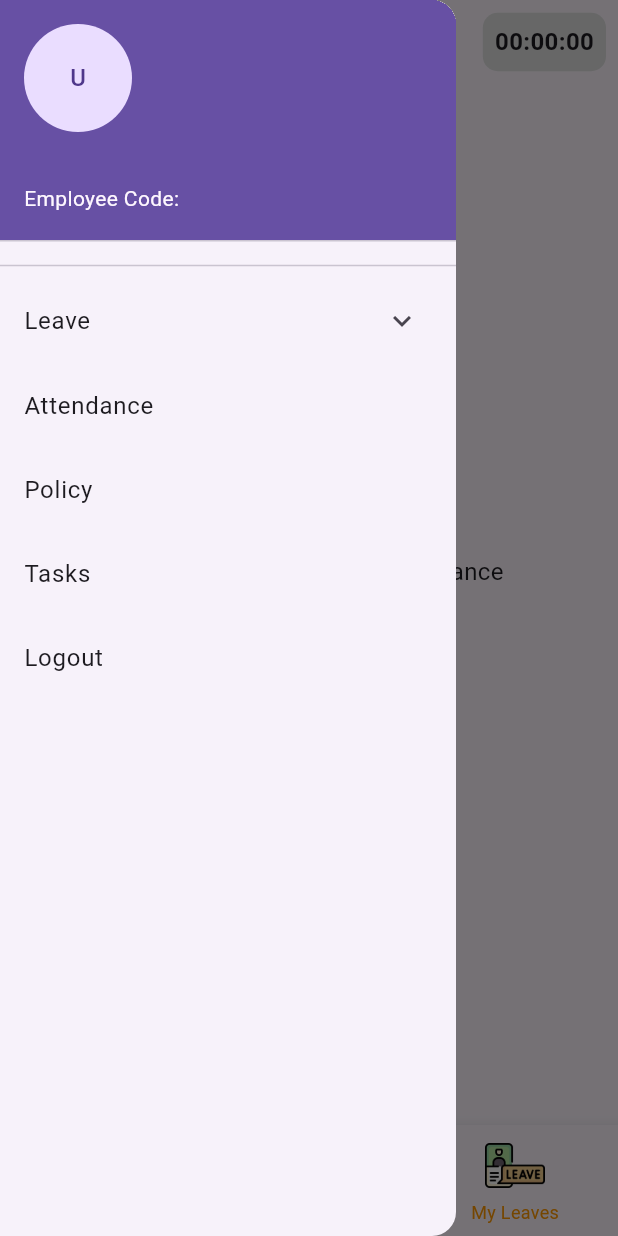
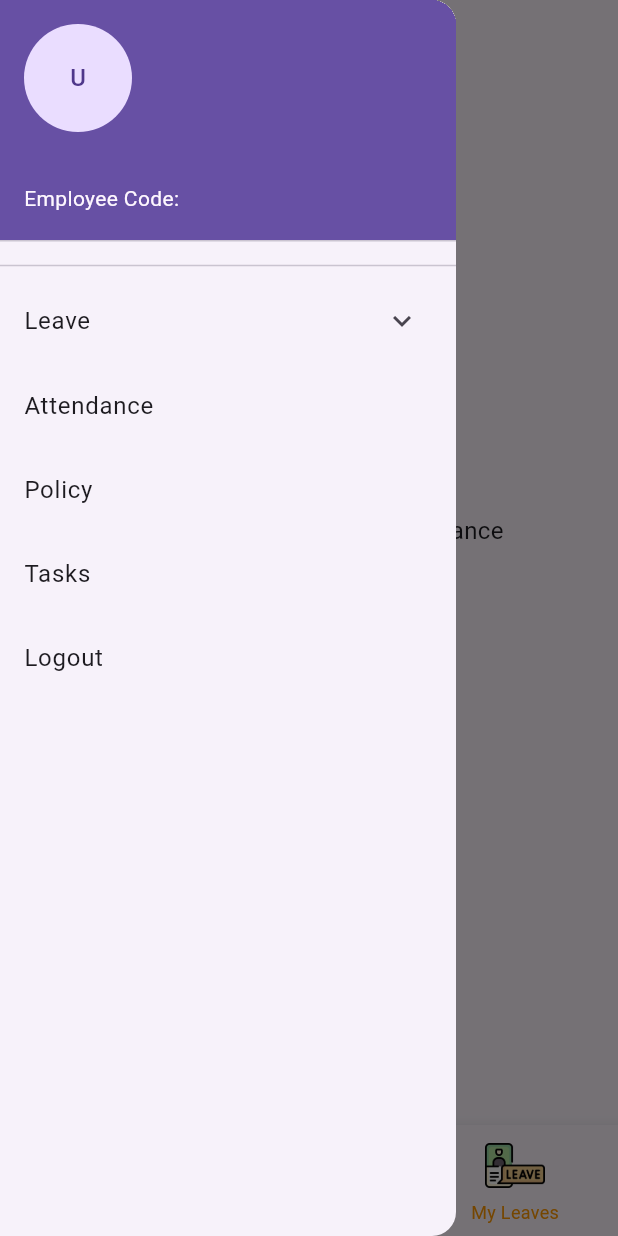
Before and after one commit to rohitsmart/attendance, a Flutter app: the DashboardScreen screen opened directly with empty values, in the side drawer, after a tap on the "menu" icon, on a phone screen of 412 x 824 dp. Run offline on Flutter 3.47's test engine with Material 3 defaults, Android fonts, the phone set to English and light mode, and no system bars; our stand-ins replace animated_text_kit, flutter_cache_manager, geolocator, loading_animation_widget, permission_handler, shared_preferences; missing offline and left inert: network_info_plus; accounts and stored records are empty; network calls fail.

Commit message:
updated dashboard screen and attendence
timer.dart

```diff
--- /dev/null
+++ b/lib/component/timer.dart
@@ -0,0 +1,52 @@
+import 'dart:async';
+
+import 'package:flutter/cupertino.dart';
+
+class TimerText extends StatefulWidget {
+  @override
+  _TimerTextState createState() => _TimerTextState();
+}
+
+class _TimerTextState extends State<TimerText> {
+  late Timer _timer;
+  late String _timerText;
+
+  @override
+  void initState() {
+    super.initState();
+    _timerText = '00:00:00';
+    _startTimer();
+  }
+
+  @override
+  void dispose() {
+    _timer.cancel();
+    super.dispose();
+  }
+
+  void _startTimer() {
+    _timer = Timer.periodic(const Duration(seconds: 1), (timer) {
+      setState(() {
+        _timerText = _formatDuration(Duration(seconds: timer.tick));
+      });
+    });
+  }
+
+  String _formatDuration(Duration duration) {
+    String twoDigits(int n) => n.toString().padLeft(2, '0');
+    String twoDigitMinutes = twoDigits(duration.inMinutes.remainder(60));
+    String twoDigitSeconds = twoDigits(duration.inSeconds.remainder(60));
+    return '${twoDigits(duration.inHours)}:$twoDigitMinutes:$twoDigitSeconds';
+  }
+
+  @override
+  Widget build(BuildContext context) {
+    return Text(
+      _timerText,
+      style: const TextStyle(
+        fontSize: 24,
+        fontWeight: FontWeight.bold,
+      ),
+    );
+  }
+}
--- a/lib/screen/dashboard_screen.dart
+++ b/lib/screen/dashboard_screen.dart
@@ -12,6 +12,7 @@ import 'package:intl/intl.dart';
 import 'package:loading_animation_widget/loading_animation_widget.dart';
 import 'package:network_info_plus/network_info_plus.dart';
 import 'package:shared_preferences/shared_preferences.dart';
+import '../component/timer.dart';
 import 'apply_leave_screen.dart';
 import 'leave_screen.dart';
 
@@ -25,68 +26,16 @@ class _DashboardScreenState extends State<DashboardScreen> {
   static const _attendanceIcon = AssetImage('lib/assets/attendance.png');
   static const _leavesIcon = AssetImage('lib/assets/leave.png');
   static const _punchIcon = AssetImage('lib/assets/TimeIn.png');
-
   late String _token;
-  late Timer _timer;
-  String _timerText = '00:00:00';
-  String _inTime = '';
 
   @override
   void initState() {
     super.initState();
     _token = widget.token;
-    _startClock();
-
-  }
-  void _startClock() async {
-    SharedPreferences prefs = await SharedPreferences.getInstance();
-    final DateTime now = DateTime.now();
-    final String todayDate = DateFormat('yyyy-MM-dd').format(now);
-    final String storedDate = prefs.getString('attendanceDate') ?? '';
-    if (storedDate == todayDate) {
-      _inTime = prefs.getString('todayInTime') ?? '';
-      print('Starting timer from $_inTime');
-    }
-    else{
-      _inTime = '00:00:00';
-    }
-
-    }
-
-  void _startTimer(Duration difference) {
-    _timer = Timer.periodic(const Duration(seconds: 1), (timer) {
-      setState(() {
-        _timerText = _formatDuration(difference + Duration(seconds: timer.tick));
-      });
-    });
-  }
-
-  String _formatDuration(Duration duration) {
-    String twoDigits(int n) => n.toString().padLeft(2, '0');
-    String twoDigitMinutes = twoDigits(duration.inMinutes.remainder(60));
-    String twoDigitSeconds = twoDigits(duration.inSeconds.remainder(60));
-    return '${twoDigits(duration.inHours)}:$twoDigitMinutes:$twoDigitSeconds';
   }
 
   bool isSameDay(DateTime d1, DateTime d2) {
     return d1.year == d2.year && d1.month == d2.month && d1.day == d2.day;
-  }
-
-  Widget _buildTimerWidget() {
-    return Container(
-      decoration: BoxDecoration(
-        color: Colors.grey[300],
-        borderRadius: BorderRadius.circular(10),
-      ),
-      padding: const EdgeInsets.all(8.0),
-      child: Text(
-        _timerText, // Display the actual timer value
-        style: const TextStyle(
-          fontSize: 16,
-          fontWeight: FontWeight.bold,
-        ),
-      ),
-    );
   }
 
   @override
@@ -94,12 +43,6 @@ class _DashboardScreenState extends State<DashboardScreen> {
     return Scaffold(
       appBar: AppBar(
         title: const Text('Dashboard'),
-        actions: [
-          Padding(
-            padding: const EdgeInsets.all(8.0),
-            child: _buildTimerWidget(), // Add the timer widget here
-          ),
-        ],
         leading: Builder(
           builder: (BuildContext context) {
             return IconButton(
@@ -143,7 +86,8 @@ class _DashboardScreenState extends State<DashboardScreen> {
                         onTap: () {
                           Navigator.push(
                             context,
-                            MaterialPageRoute(builder: (context) => MyLeavesScreen(_token)),
+                            MaterialPageRoute(
+                                builder: (context) => MyLeavesScreen(_token)),
                           );
                         },
                       ),
@@ -152,7 +96,8 @@ class _DashboardScreenState extends State<DashboardScreen> {
                         onTap: () {
                           Navigator.push(
                             context,
-                            MaterialPageRoute(builder: (context) => ApplyLeaveScreen(_token)),
+                            MaterialPageRoute(
+                                builder: (context) => ApplyLeaveScreen(_token)),
                           );
                         },
                       ),
@@ -164,19 +109,18 @@ class _DashboardScreenState extends State<DashboardScreen> {
                       // Navigate to Attendance screen
                       Navigator.push(
                         context,
-                        MaterialPageRoute(builder: (context) => AttendanceScreen(_token)),
+                        MaterialPageRoute(builder: (context) =>
+                            AttendanceScreen(_token)),
                       );
                     },
                   ),
                   ListTile(
                     title: const Text('Policy'),
-                    onTap: () {
-                    },
+                    onTap: () {},
                   ),
                   ListTile(
                     title: const Text('Tasks'),
-                    onTap: () {
-                    },
+                    onTap: () {},
                   ),
                   ListTile(
                     title: const Text('Logout'),
@@ -188,10 +132,6 @@ class _DashboardScreenState extends State<DashboardScreen> {
           },
         ),
       ),
-
-
-
-
       bottomNavigationBar: BottomNavigationBar(
         items: const [
           BottomNavigationBarItem(
@@ -228,7 +168,8 @@ class _DashboardScreenState extends State<DashboardScreen> {
             case 1: // Attendance
               Navigator.push(
                 context,
-                MaterialPageRoute(builder: (context) => AttendanceScreen(_token)),
+                MaterialPageRoute(
+                    builder: (context) => AttendanceScreen(_token)),
               );
               break;
             case 2: // My Leaves
@@ -240,7 +181,6 @@ class _DashboardScreenState extends State<DashboardScreen> {
           }
         },
       ),
-
       body: Center(
         child: Column(
           mainAxisAlignment: MainAxisAlignment.center,
@@ -313,17 +253,18 @@ class _DashboardScreenState extends State<DashboardScreen> {
                 ),
               ),
             ),
+            const SizedBox(height: 20),
+            TimerText(), // Add TimerText widget here
           ],
         ),
       ),
-
     );
   }
 
   Future<void> _markAttendance(BuildContext context) async {
     final Position? position = await _fetchLocation();
     if (position == null) {
-      Navigator.pop(context); // Dismiss the loader
+      Navigator.pop(context);
       ScaffoldMessenger.of(context).showSnackBar(
         const SnackBar(
           content: Text('Failed to fetch location'),
@@ -352,12 +293,13 @@ class _DashboardScreenState extends State<DashboardScreen> {
     while (true) {
       final LocationPermission permission = await Geolocator.checkPermission();
       if (permission == LocationPermission.denied) {
-        final LocationPermission newPermission = await Geolocator.requestPermission();
+        final LocationPermission newPermission = await Geolocator
+            .requestPermission();
         if (newPermission == LocationPermission.deniedForever) {
-          // Permission denied permanently, inform the user and return
           ScaffoldMessenger.of(context).showSnackBar(
             const SnackBar(
-              content: Text('Location permission is required to mark attendance.'),
+              content: Text(
+                  'Location permission is required to mark attendance.'),
               backgroundColor: Colors.red,
               duration: Duration(seconds: 2),
             ),
@@ -368,8 +310,6 @@ class _DashboardScreenState extends State<DashboardScreen> {
           continue;
         }
       }
-
-      // If permission is granted or denied temporarily, break the loop and proceed with marking attendance
       break;
     }
 
@@ -455,6 +395,7 @@ class _DashboardScreenState extends State<DashboardScreen> {
         );
       }
     });
+
     await Future.delayed(const Duration(seconds: 10));
     Navigator.pop(context); // Dismiss the loader
     ScaffoldMessenger.of(context).showSnackBar(
@@ -465,7 +406,6 @@ class _DashboardScreenState extends State<DashboardScreen> {
       ),
     );
   }
-
 
   Future<String?> fetchWifiName() async {
     try {
@@ -536,7 +476,9 @@ class _DashboardScreenState extends State<DashboardScreen> {
   }
 
   String _getGreetingMessage() {
-    final hour = DateTime.now().hour;
+    final hour = DateTime
+        .now()
+        .hour;
     if (hour < 12) {
       return 'Good morning';
     } else if (hour < 17) {
@@ -545,5 +487,4 @@ class _DashboardScreenState extends State<DashboardScreen> {
       return 'Good Evening';
     }
   }
-
 }
```
